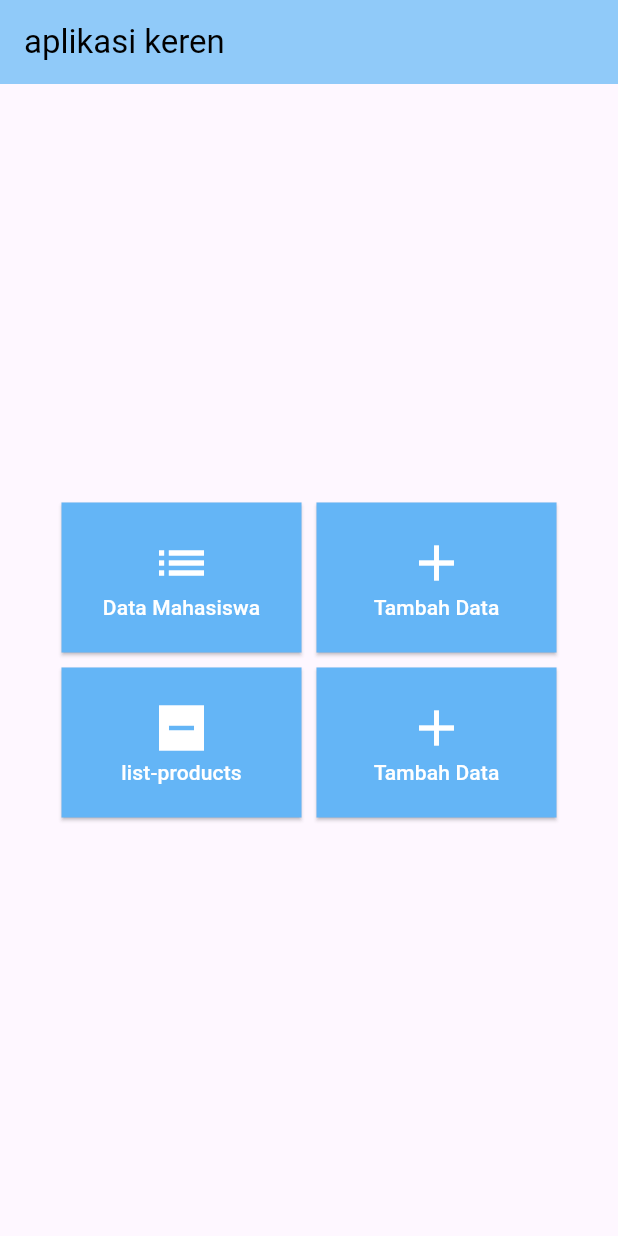
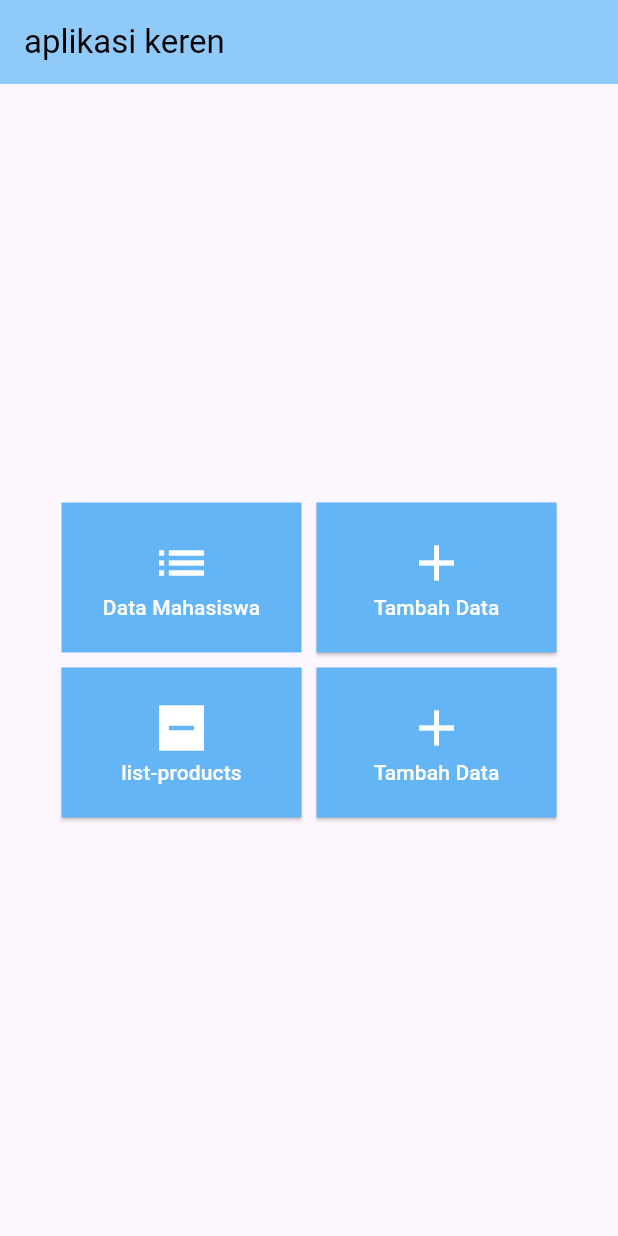
Before and after one commit to ariefdrm/flutter_app_1, a Flutter app: the screen it shows after launch, on a phone screen of 412 x 824 dp. Run offline on Flutter 3.47's test engine with Material 3 defaults, Android fonts, the phone set to English and light mode, and no system bars.

Commit message:
refactor: refactor some code

```diff
--- a/lib/main_menu.dart
+++ b/lib/main_menu.dart
@@ -20,12 +20,12 @@ class MainMenu extends StatelessWidget {
             runSpacing: 10,
             spacing: 10,
             children: [
-              ElevatedButton(
+              TextButton(
                 style: ElevatedButton.styleFrom(
                   backgroundColor: Colors.blue[300],
                   foregroundColor: Colors.white,
                   fixedSize: const Size(160, 100),
-                  shape: RoundedRectangleBorder(),
+                  shape: LinearBorder(),
                 ),
                 onPressed: () {
                   Navigator.pushNamed(context, '/mahasiswa-list');
```
